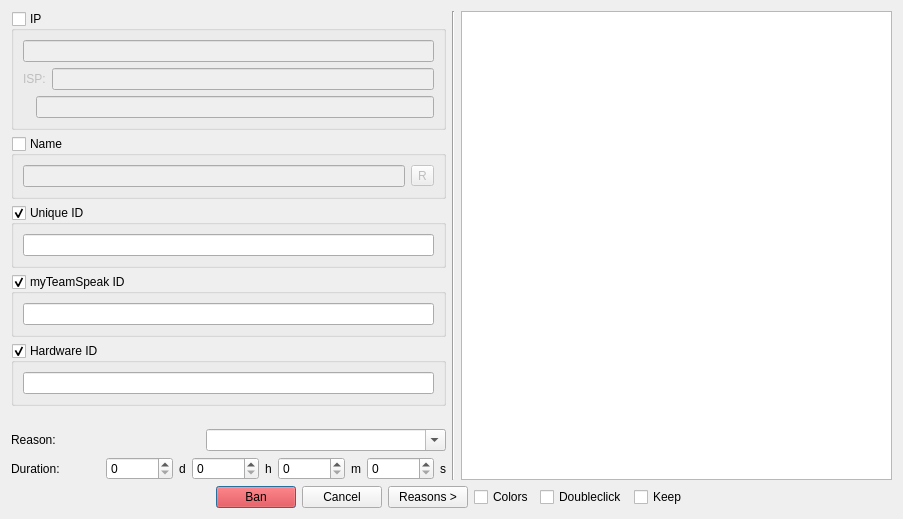
Old version of the form scripts/customBan/ban.ui in the repository Bluscream/pyTSon_plugins.
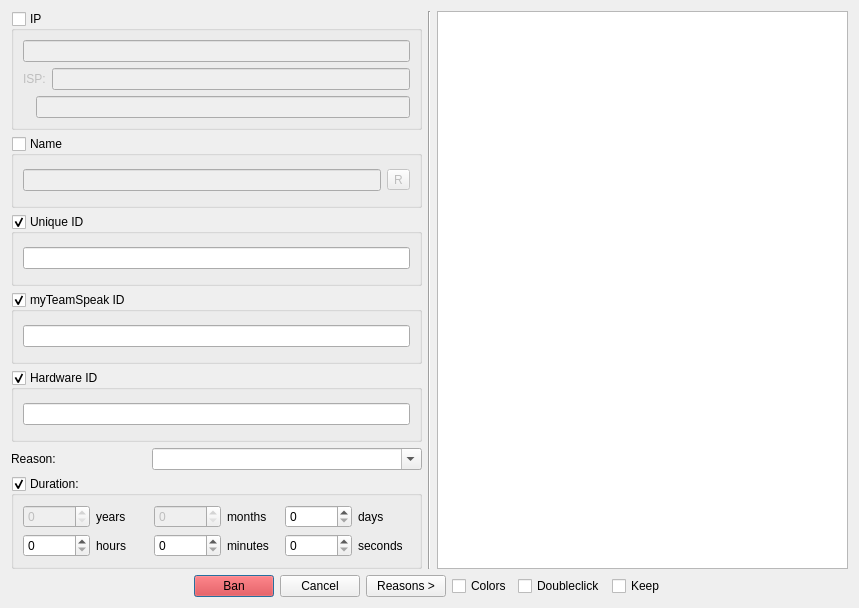
New version of the form.

Patch:
```diff
--- a/scripts/customBan/ban.ui
+++ b/scripts/customBan/ban.ui
@@ -7,21 +7,18 @@
    <rect>
     <x>0</x>
     <y>0</y>
-    <width>903</width>
-    <height>519</height>
+    <width>859</width>
+    <height>608</height>
    </rect>
   </property>
   <property name="windowTitle">
    <string>Dialog</string>
   </property>
-  <layout class="QVBoxLayout" name="verticalLayout_5">
+  <layout class="QVBoxLayout" name="verticalLayout_7">
    <item>
-    <layout class="QHBoxLayout" name="horizontalLayout_7">
+    <layout class="QHBoxLayout" name="horizontalLayout_15">
      <item>
-      <layout class="QVBoxLayout" name="verticalLayout_2">
-       <property name="sizeConstraint">
-        <enum>QLayout::SetMaximumSize</enum>
-       </property>
+      <layout class="QVBoxLayout" name="verticalLayout_6">
        <item>
         <widget class="QGroupBox" name="grp_ip">
          <property name="title">
@@ -170,19 +167,6 @@
          </layout>
         </widget>
        </item>
-       <item>
-        <spacer name="verticalSpacer">
-         <property name="orientation">
-          <enum>Qt::Vertical</enum>
-         </property>
-         <property name="sizeHint" stdset="0">
-          <size>
-           <width>20</width>
-           <height>40</height>
-          </size>
-         </property>
-        </spacer>
-       </item>
        <item>
         <layout class="QHBoxLayout" name="horizontalLayout_2">
          <item>
@@ -193,30 +177,6 @@
           </widget>
          </item>
          <item>
-          <widget class="QComboBox" name="box_reason">
-           <property name="minimumSize">
-            <size>
-             <width>240</width>
-             <height>0</height>
-            </size>
-           </property>
-           <property name="editable">
-            <bool>true</bool>
-           </property>
-          </widget>
-         </item>
-        </layout>
-       </item>
-       <item>
-        <layout class="QHBoxLayout" name="horizontalLayout">
-         <item>
-          <widget class="QLabel" name="label">
-           <property name="text">
-            <string>Duration:</string>
-           </property>
-          </widget>
-         </item>
-         <item>
           <spacer name="horizontalSpacer">
            <property name="orientation">
             <enum>Qt::Horizontal</enum>
@@ -230,6 +190,90 @@
           </spacer>
          </item>
          <item>
+          <widget class="QComboBox" name="box_reason">
+           <property name="minimumSize">
+            <size>
+             <width>270</width>
+             <height>0</height>
+            </size>
+           </property>
+           <property name="editable">
+            <bool>true</bool>
+           </property>
+          </widget>
+         </item>
+        </layout>
+       </item>
+       <item>
+        <widget class="QGroupBox" name="grp_duration">
+         <property name="title">
+          <string>Duration:</string>
+         </property>
+         <property name="checkable">
+          <bool>true</bool>
+         </property>
+         <layout class="QVBoxLayout" name="verticalLayout_5">
+          <item>
+           <layout class="QVBoxLayout" name="verticalLayout_2">
+            <item>
+             <layout class="QHBoxLayout" name="horizontalLayout_14">
+              <item>
+               <layout class="QHBoxLayout" name="horizontalLayout_12">
+                <item>
+                 <widget class="QSpinBox" name="int_duration_y">
+                  <property name="enabled">
+                   <bool>false</bool>
+                  </property>
+                  <property name="minimumSize">
+                   <size>
+                    <width>0</width>
+                    <height>0</height>
+                   </size>
+                  </property>
+                  <property name="maximum">
+                   <number>999999999</number>
+                  </property>
+                 </widget>
+                </item>
+                <item>
+                 <widget class="QLabel" name="label_8">
+                  <property name="text">
+                   <string>years</string>
+                  </property>
+                 </widget>
+                </item>
+               </layout>
+              </item>
+              <item>
+               <layout class="QHBoxLayout" name="horizontalLayout_11">
+                <item>
+                 <widget class="QSpinBox" name="int_duration_M">
+                  <property name="enabled">
+                   <bool>false</bool>
+                  </property>
+                  <property name="minimumSize">
+                   <size>
+                    <width>0</width>
+                    <height>0</height>
+                   </size>
+                  </property>
+                  <property name="maximum">
+                   <number>999999999</number>
+                  </property>
+                 </widget>
+                </item>
+                <item>
+                 <widget class="QLabel" name="label_7">
+                  <property name="text">
+                   <string>months</string>
+                  </property>
+                 </widget>
+                </item>
+               </layout>
+              </item>
+              <item>
+               <layout class="QHBoxLayout" name="horizontalLayout_10">
+                <item>
           <widget class="QSpinBox" name="int_duration_d">
            <property name="minimumSize">
             <size>
@@ -245,10 +289,18 @@
          <item>
           <widget class="QLabel" name="label_6">
            <property name="text">
-            <string>d</string>
+                   <string>days</string>
            </property>
           </widget>
          </item>
+               </layout>
+              </item>
+             </layout>
+            </item>
+            <item>
+             <layout class="QHBoxLayout" name="horizontalLayout_13">
+              <item>
+               <layout class="QHBoxLayout" name="horizontalLayout_9">
          <item>
           <widget class="QSpinBox" name="int_duration_h">
            <property name="minimumSize">
@@ -265,10 +317,14 @@
          <item>
           <widget class="QLabel" name="label_5">
            <property name="text">
-            <string>h</string>
+                   <string>hours</string>
            </property>
           </widget>
          </item>
+               </layout>
+              </item>
+              <item>
+               <layout class="QHBoxLayout" name="horizontalLayout_7">
          <item>
           <widget class="QSpinBox" name="int_duration_m">
            <property name="minimumSize">
@@ -285,12 +341,16 @@
          <item>
           <widget class="QLabel" name="label_4">
            <property name="text">
-            <string>m</string>
+                   <string>minutes</string>
            </property>
           </widget>
          </item>
+               </layout>
+              </item>
          <item>
-          <widget class="QSpinBox" name="int_duration">
+               <layout class="QHBoxLayout" name="horizontalLayout">
+                <item>
+                 <widget class="QSpinBox" name="int_duration_s">
            <property name="minimumSize">
             <size>
              <width>0</width>
@@ -311,11 +371,18 @@
          <item>
           <widget class="QLabel" name="label_2">
            <property name="text">
-            <string>s</string>
+                   <string>seconds</string>
            </property>
           </widget>
          </item>
         </layout>
+              </item>
+             </layout>
+            </item>
+           </layout>
+          </item>
+         </layout>
+        </widget>
        </item>
       </layout>
      </item>
```
Left out of the diff: 2 changed lines with no effect on the pictures. Lines whose indentation alone changed are shown as unchanged.
